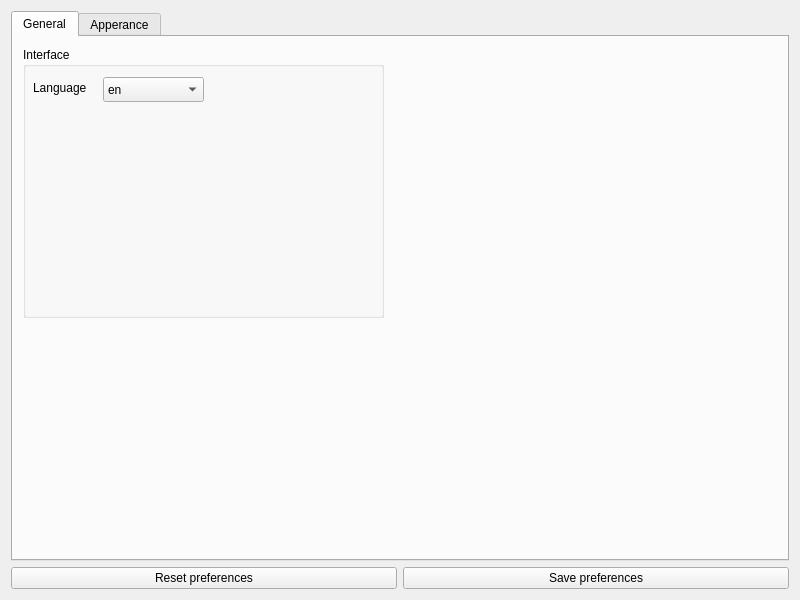
Old version of the form Preferences/preferences.ui in the repository PROPHESSOR/ProHex.
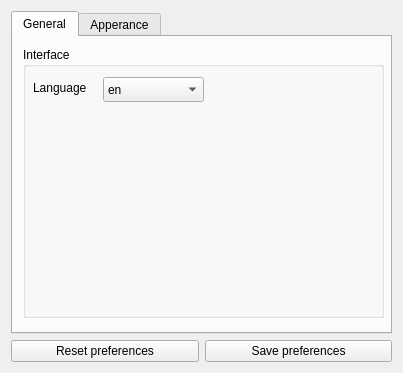
New version of the form.

Commit message:
Добавил очистку списка цветов в настройках
* Отмасштабировал окно настроек

```diff
--- a/Preferences/preferences.ui
+++ b/Preferences/preferences.ui
@@ -6,8 +6,8 @@
    <rect>
     <x>0</x>
     <y>0</y>
-    <width>800</width>
-    <height>600</height>
+    <width>403</width>
+    <height>373</height>
    </rect>
   </property>
   <property name="windowTitle">
```
The commit also changes 1 other file.
